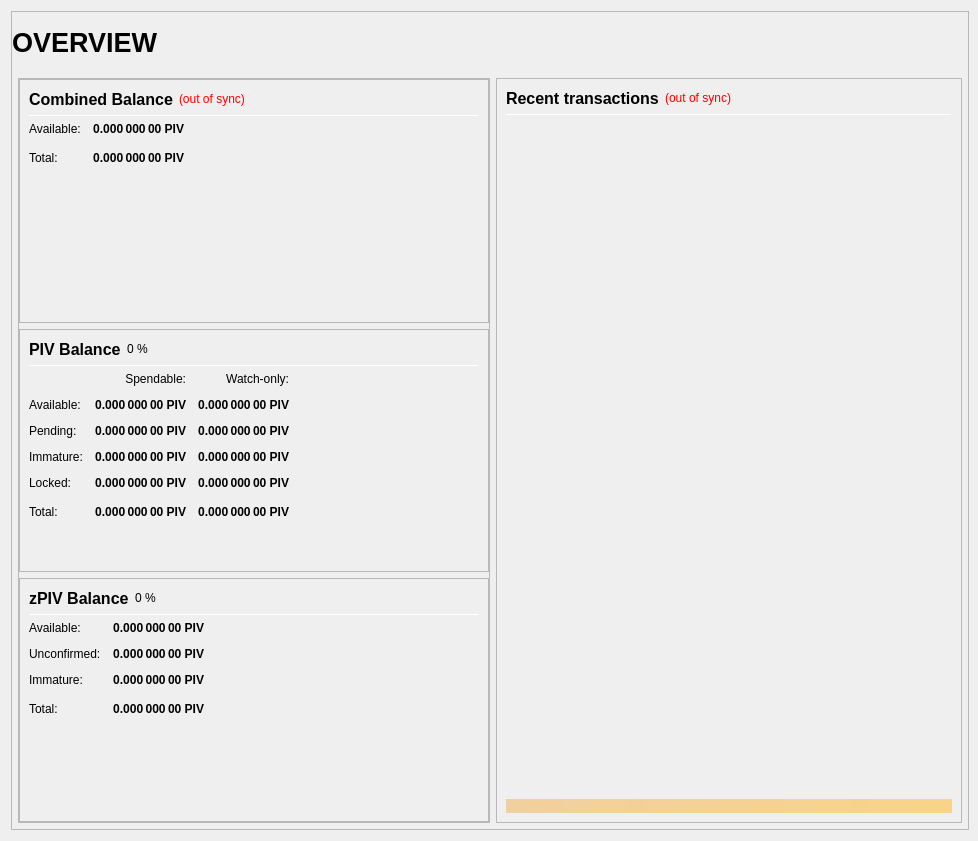
Qt form src/qt/forms/overviewpage.ui (ygtars/SmartBlock) before a commit.
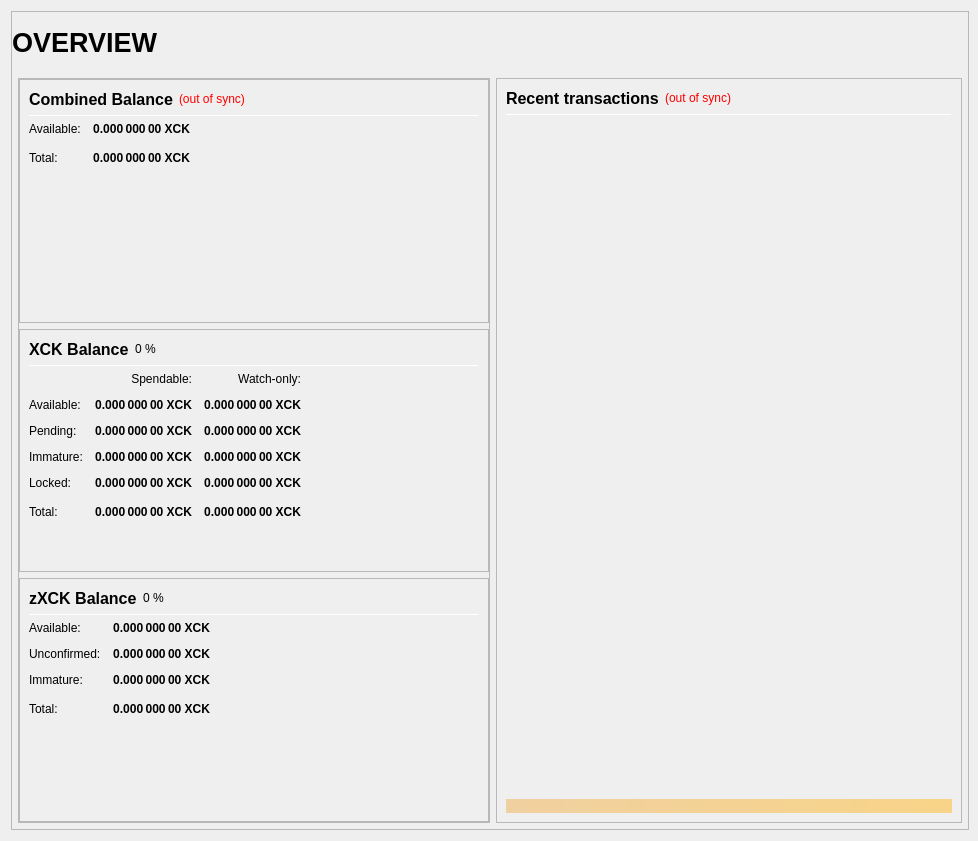
The same form after that commit.

```diff
--- a/src/qt/forms/overviewpage.ui
+++ b/src/qt/forms/overviewpage.ui
@@ -333,7 +333,7 @@
                           <string>Your current spendable balance</string>
                          </property>
                          <property name="text">
-                          <string notr="true">0.000 000 00 PIV</string>
+                          <string notr="true">0.000 000 00 XCK</string>
                          </property>
                          <property name="alignment">
                           <set>Qt::AlignRight|Qt::AlignTrailing|Qt::AlignVCenter</set>
@@ -365,7 +365,7 @@
                           <string>Total Balance, including all unavailable coins.</string>
                          </property>
                          <property name="text">
-                          <string notr="true">0.000 000 00 PIV</string>
+                          <string notr="true">0.000 000 00 XCK</string>
                          </property>
                          <property name="alignment">
                           <set>Qt::AlignRight|Qt::AlignTrailing|Qt::AlignVCenter</set>
@@ -433,7 +433,7 @@
                           </font>
                          </property>
                          <property name="text">
-                          <string>PIV Balance</string>
+                          <string>XCK Balance</string>
                          </property>
                         </widget>
                        </item>
@@ -525,7 +525,7 @@
                           <string>Your current spendable balance</string>
                          </property>
                          <property name="text">
-                          <string notr="true">0.000 000 00 PIV</string>
+                          <string notr="true">0.000 000 00 XCK</string>
                          </property>
                          <property name="alignment">
                           <set>Qt::AlignRight|Qt::AlignTrailing|Qt::AlignVCenter</set>
@@ -550,7 +550,7 @@
                           <string>Your current balance in watch-only addresses</string>
                          </property>
                          <property name="text">
-                          <string notr="true">0.000 000 00 PIV</string>
+                          <string notr="true">0.000 000 00 XCK</string>
                          </property>
                          <property name="alignment">
                           <set>Qt::AlignRight|Qt::AlignTrailing|Qt::AlignVCenter</set>
@@ -582,7 +582,7 @@
                           <string>Total of transactions that have yet to be confirmed, and do not yet count toward the spendable balance</string>
                          </property>
                          <property name="text">
-                          <string notr="true">0.000 000 00 PIV</string>
+                          <string notr="true">0.000 000 00 XCK</string>
                          </property>
                          <property name="alignment">
                           <set>Qt::AlignRight|Qt::AlignTrailing|Qt::AlignVCenter</set>
@@ -607,7 +607,7 @@
                           <string>Unconfirmed transactions to watch-only addresses</string>
                          </property>
                          <property name="text">
-                          <string notr="true">0.000 000 00 PIV</string>
+                          <string notr="true">0.000 000 00 XCK</string>
                          </property>
                          <property name="alignment">
                           <set>Qt::AlignRight|Qt::AlignTrailing|Qt::AlignVCenter</set>
@@ -639,7 +639,7 @@
                           <string>Staked or masternode rewards that has not yet matured</string>
                          </property>
                          <property name="text">
-                          <string notr="true">0.000 000 00 PIV</string>
+                          <string notr="true">0.000 000 00 XCK</string>
                          </property>
                          <property name="alignment">
                           <set>Qt::AlignRight|Qt::AlignTrailing|Qt::AlignVCenter</set>
@@ -664,7 +664,7 @@
                           <string>Staked or masternode rewards in watch-only addresses that has not yet matured</string>
                          </property>
                          <property name="text">
-                          <string notr="true">0.000 000 00 PIV</string>
+                          <string notr="true">0.000 000 00 XCK</string>
                          </property>
                          <property name="alignment">
                           <set>Qt::AlignRight|Qt::AlignTrailing|Qt::AlignVCenter</set>
@@ -699,7 +699,7 @@
                           <string>Locked PIV or Masternode collaterals. These are excluded from zPIV minting.</string>
                          </property>
                          <property name="text">
-                          <string notr="true">0.000 000 00 PIV</string>
+                          <string notr="true">0.000 000 00 XCK</string>
                          </property>
                          <property name="alignment">
                           <set>Qt::AlignRight|Qt::AlignTrailing|Qt::AlignVCenter</set>
@@ -724,7 +724,7 @@
                           <string>Current locked balance in watch-only addresses</string>
                          </property>
                          <property name="text">
-                          <string notr="true">0.000 000 00 PIV</string>
+                          <string notr="true">0.000 000 00 XCK</string>
                          </property>
                          <property name="alignment">
                           <set>Qt::AlignRight|Qt::AlignTrailing|Qt::AlignVCenter</set>
@@ -759,7 +759,7 @@
                           <string>Your current PIVX balance, unconfirmed and immature transactions included</string>
                          </property>
                          <property name="text">
-                          <string notr="true">0.000 000 00 PIV</string>
+                          <string notr="true">0.000 000 00 XCK</string>
                          </property>
                          <property name="alignment">
                           <set>Qt::AlignRight|Qt::AlignTrailing|Qt::AlignVCenter</set>
@@ -784,7 +784,7 @@
                           <string>Current total balance in watch-only addresses</string>
                          </property>
                          <property name="text">
-                          <string notr="true">0.000 000 00 PIV</string>
+                          <string notr="true">0.000 000 00 XCK</string>
                          </property>
                          <property name="alignment">
                           <set>Qt::AlignRight|Qt::AlignTrailing|Qt::AlignVCenter</set>
@@ -852,7 +852,7 @@
                           </font>
                          </property>
                          <property name="text">
-                          <string>zPIV Balance</string>
+                          <string>zXCK Balance</string>
                          </property>
                         </widget>
                        </item>
@@ -926,7 +926,7 @@
 These zPIV are spendable.</string>
                          </property>
                          <property name="text">
-                          <string notr="true">0.000 000 00 PIV</string>
+                          <string notr="true">0.000 000 00 XCK</string>
                          </property>
                          <property name="alignment">
                           <set>Qt::AlignRight|Qt::AlignTrailing|Qt::AlignVCenter</set>
@@ -957,7 +957,7 @@
 Immature: confirmed, but less than 1 mint of the same denomination after it was minted</string>
                          </property>
                          <property name="text">
-                          <string notr="true">0.000 000 00 PIV</string>
+                          <string notr="true">0.000 000 00 XCK</string>
                          </property>
                          <property name="alignment">
                           <set>Qt::AlignRight|Qt::AlignTrailing|Qt::AlignVCenter</set>
@@ -988,7 +988,7 @@
 Immature: confirmed, but less than 1 mint of the same denomination after it was minted</string>
                          </property>
                          <property name="text">
-                          <string notr="true">0.000 000 00 PIV</string>
+                          <string notr="true">0.000 000 00 XCK</string>
                          </property>
                          <property name="alignment">
                           <set>Qt::AlignRight|Qt::AlignTrailing|Qt::AlignVCenter</set>
@@ -1020,7 +1020,7 @@
                           <string>Your current zPIV balance, unconfirmed and immature zPIV included.</string>
                          </property>
                          <property name="text">
-                          <string notr="true">0.000 000 00 PIV</string>
+                          <string notr="true">0.000 000 00 XCK</string>
                          </property>
                          <property name="alignment">
                           <set>Qt::AlignRight|Qt::AlignTrailing|Qt::AlignVCenter</set>
```
Left out of the diff: 24 changed lines with no effect on the pictures.
